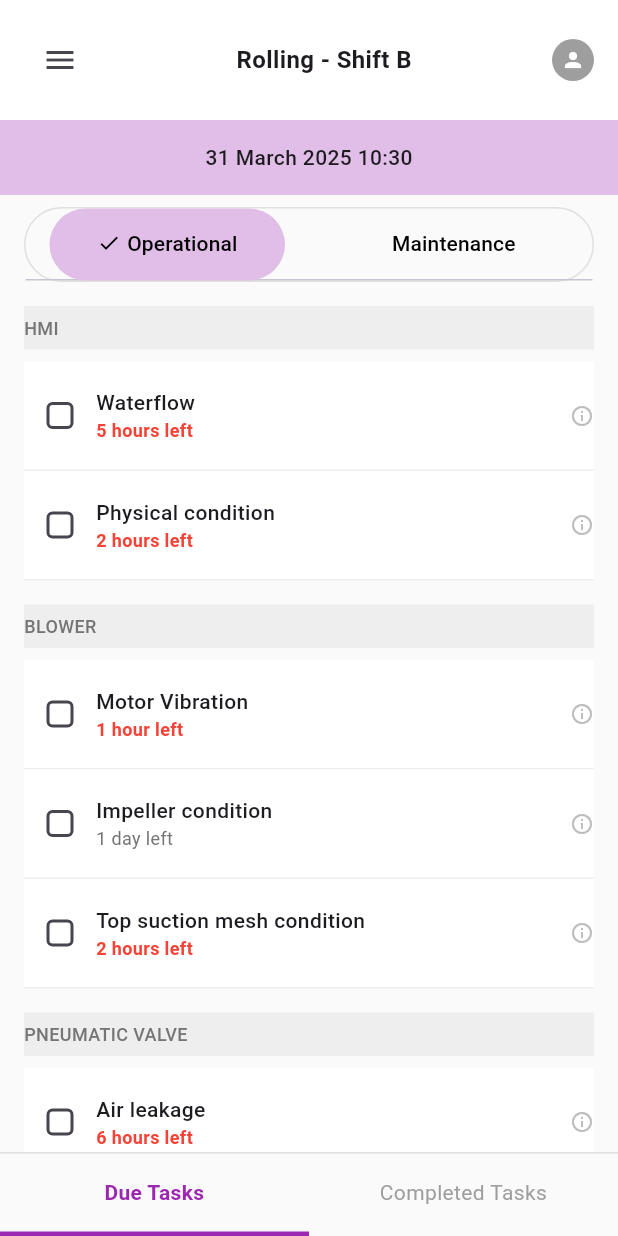
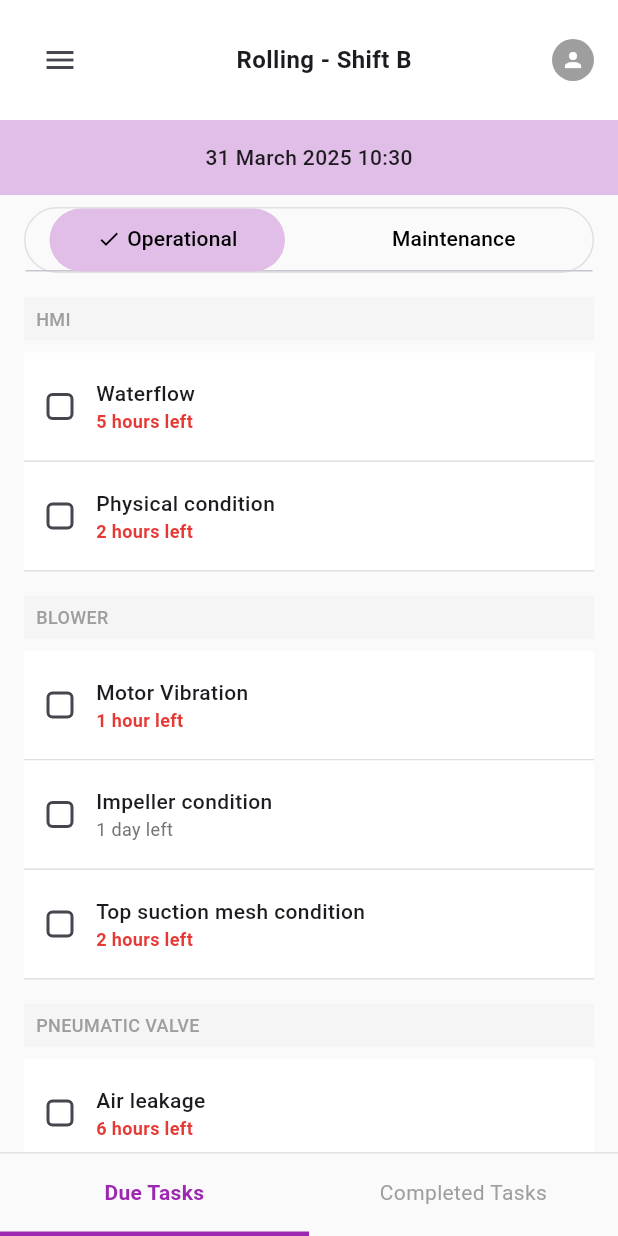
Before and after one commit to RakshitSathvara/Check-List-App, a Flutter app: the HomeScreen screen opened by its route, on a phone screen of 412 x 824 dp. Run offline on Flutter 3.47's test engine with Material 3 defaults, Android fonts, the phone set to English and light mode, and no system bars; accounts and stored records are empty.

Commit message:
Add theme colors and update UI components to match design

```diff
--- a/lib/screens/home_screen.dart
+++ b/lib/screens/home_screen.dart
@@ -1,5 +1,6 @@
 // screens/home_screen.dart
 import 'package:check_list_app/services/auth_service.dart';
+import 'package:check_list_app/theme/app_colors.dart';
 import 'package:flutter/material.dart';
 import '../widgets/task_tab_view.dart';
 import '../models/dummy_data.dart';
@@ -13,11 +14,13 @@ class HomeScreen extends StatefulWidget {
   State<HomeScreen> createState() => _HomeScreenState();
 }
 
-class _HomeScreenState extends State<HomeScreen> with SingleTickerProviderStateMixin {
+class _HomeScreenState extends State<HomeScreen>
+    with SingleTickerProviderStateMixin {
   late TabController _tabController;
   int _currentIndex = 0; // 0 for Due Tasks, 1 for Completed Tasks
   int _tabIndex = 0; // 0 for Operational, 1 for Maintenance
-  final String _currentDateTime = DateFormat('dd MMMM yyyy HH:mm').format(DateTime.now());
+  final String _currentDateTime =
+      DateFormat('dd MMMM yyyy HH:mm').format(DateTime.now());
 
   @override
   void initState() {
@@ -96,7 +99,7 @@ class _HomeScreenState extends State<HomeScreen> with SingleTickerProviderStateM
             Container(
               padding: const EdgeInsets.symmetric(vertical: 15),
               width: double.infinity,
-              color: Colors.purple[100],
+              color: AppColors.tabPurple,
               child: Center(
                 child: Text(
                   _currentDateTime,
@@ -112,34 +115,34 @@ class _HomeScreenState extends State<HomeScreen> with SingleTickerProviderStateM
               margin: const EdgeInsets.symmetric(horizontal: 16, vertical: 8),
               decoration: BoxDecoration(
                 borderRadius: BorderRadius.circular(25),
-                border: Border.all(color: Colors.grey[300]!),
+                border: Border.all(color: AppColors.borderLight),
               ),
               child: TabBar(
                 controller: _tabController,
                 indicator: BoxDecoration(
                   borderRadius: BorderRadius.circular(25),
-                  color: Colors.purple[100],
+                  color: AppColors.tabPurple,
                 ),
                 labelColor: Colors.black,
                 unselectedLabelColor: Colors.black,
                 tabs: [
                   Tab(
+                    height: 40, // Increase height to match design
                     child: Row(
                       mainAxisAlignment: MainAxisAlignment.center,
                       children: [
-                        if (_tabIndex == 0)
-                          const Icon(Icons.check, size: 16),
+                        if (_tabIndex == 0) const Icon(Icons.check, size: 16),
                         const SizedBox(width: 4),
                         const Text('Operational'),
                       ],
                     ),
                   ),
                   Tab(
+                    height: 40, // Increase height to match design
                     child: Row(
                       mainAxisAlignment: MainAxisAlignment.center,
                       children: [
-                        if (_tabIndex == 1)
-                          const Icon(Icons.check, size: 16),
+                        if (_tabIndex == 1) const Icon(Icons.check, size: 16),
                         const SizedBox(width: 4),
                         const Text('Maintenance'),
                       ],
@@ -265,7 +268,8 @@ class _HomeScreenState extends State<HomeScreen> with SingleTickerProviderStateM
                 // Show a simple message for demo
                 ScaffoldMessenger.of(context).showSnackBar(
                   const SnackBar(
-                    content: Text('Alerts feature is available for HODs and Plant Heads'),
+                    content: Text(
+                        'Alerts feature is available for HODs and Plant Heads'),
                   ),
                 );
               },
@@ -280,7 +284,8 @@ class _HomeScreenState extends State<HomeScreen> with SingleTickerProviderStateM
                 // Show a simple message for demo
                 ScaffoldMessenger.of(context).showSnackBar(
                   const SnackBar(
-                    content: Text('Analytics feature is available for Plant Heads'),
+                    content:
+                        Text('Analytics feature is available for Plant Heads'),
                   ),
                 );
               },
@@ -375,7 +380,7 @@ class _HomeScreenState extends State<HomeScreen> with SingleTickerProviderStateM
         border: Border(
           bottom: BorderSide(
             width: 3,
-              color: isSelected ? Colors.purple : Colors.transparent,
+            color: isSelected ? AppColors.selectedPurple : Colors.transparent,
           ),
         ),
       ),
@@ -383,7 +388,7 @@ class _HomeScreenState extends State<HomeScreen> with SingleTickerProviderStateM
         title,
         textAlign: TextAlign.center,
         style: TextStyle(
-            color: isSelected ? Colors.purple : Colors.grey,
+          color: isSelected ? AppColors.selectedPurple : Colors.grey,
           fontWeight: isSelected ? FontWeight.bold : FontWeight.normal,
         ),
       ),
--- /dev/null
+++ b/lib/theme/app_colors.dart
@@ -0,0 +1,18 @@
+import 'package:flutter/material.dart';
+
+class AppColors {
+  // Tab and header colors
+  static const Color tabPurple = Color(0xFFE1BEE7); // For selected tabs and date header
+  static const Color headerBg = Color(0xFFF5F5F5); // For category headers
+  static const Color completedBg = Color(0xFFEEEEEE); // For completed checkboxes
+
+  // Text colors
+  static const Color timeRed = Color(0xFFE53935); // For urgent time remaining
+  static const Color categoryText = Color(0xFF9E9E9E); // For category headers
+
+  // Border colors
+  static const Color borderLight = Color(0xFFE0E0E0); // For task item borders
+
+  // Status colors
+  static const Color selectedPurple = Color(0xFF9C27B0); // For bottom navigation indicator
+}
--- a/lib/widgets/task_category_header.dart
+++ b/lib/widgets/task_category_header.dart
@@ -1,3 +1,4 @@
+import 'package:check_list_app/theme/app_colors.dart';
 import 'package:flutter/material.dart';
 
 class TaskCategoryHeader extends StatelessWidget {
@@ -45,17 +46,17 @@ class TaskCategoryHeader extends StatelessWidget {
       );
     }
 
-    // Regular category header
+    // Regular category header - updated to match design
     return Container(
       width: double.infinity,
-      padding: const EdgeInsets.symmetric(vertical: 6),
+      padding: const EdgeInsets.symmetric(vertical: 6, horizontal: 8),
       margin: const EdgeInsets.only(bottom: 8),
-      color: Colors.grey[200],
+      color: AppColors.headerBg,
       child: Text(
         title,
         style: TextStyle(
           fontSize: 12,
-          color: Colors.grey[600],
+          color: AppColors.categoryText,
           fontWeight: FontWeight.w500,
         ),
       ),
--- a/lib/widgets/task_item.dart
+++ b/lib/widgets/task_item.dart
@@ -1,4 +1,5 @@
 import 'package:check_list_app/services/auth_service.dart';
+import 'package:check_list_app/theme/app_colors.dart';
 import 'package:flutter/material.dart';
 import '../models/task.dart';
 import '../models/user.dart';
@@ -40,7 +41,8 @@ class _TaskItemState extends State<TaskItem> {
             if (widget.task.timeRemaining.isNotEmpty)
               Text('Time Remaining: ${widget.task.timeRemaining}'),
             const SizedBox(height: 8),
-            Text('Status: ${widget.task.isCompleted ? 'Completed' : 'Pending'}'),
+            Text(
+                'Status: ${widget.task.isCompleted ? 'Completed' : 'Pending'}'),
             const SizedBox(height: 16),
             // Only HODs and Plant Head can see these details
             if (currentUser != null &&
@@ -77,8 +79,8 @@ class _TaskItemState extends State<TaskItem> {
         widget.task.timeRemaining.contains('mins');
 
     final currentUser = AuthService.currentUser;
-    final bool canUpdateTasks = currentUser != null &&
-                              currentUser.role == UserRole.shiftIncharge;
+    final bool canUpdateTasks =
+        currentUser != null && currentUser.role == UserRole.shiftIncharge;
 
     return GestureDetector(
       onTap: _showTaskDetails,
@@ -86,7 +88,7 @@ class _TaskItemState extends State<TaskItem> {
         decoration: BoxDecoration(
           color: Colors.white,
           border: Border(
-            bottom: BorderSide(color: Colors.grey[200]!),
+            bottom: BorderSide(color: AppColors.borderLight),
           ),
         ),
         child: Padding(
@@ -97,7 +99,8 @@ class _TaskItemState extends State<TaskItem> {
               if (widget.task.isCompleted)
                 Container(
                   margin: const EdgeInsets.only(right: 12),
-                  padding: const EdgeInsets.all(2),
+                  height: 20,
+                  width: 20,
                   decoration: BoxDecoration(
                     color: Colors.grey[300],
                     borderRadius: BorderRadius.circular(4),
@@ -114,22 +117,23 @@ class _TaskItemState extends State<TaskItem> {
                   shape: RoundedRectangleBorder(
                     borderRadius: BorderRadius.circular(4),
                   ),
-                  onChanged: canUpdateTasks ? (bool? value) {
+                  onChanged: canUpdateTasks
+                      ? (bool? value) {
                           setState(() {
                             isChecked = value ?? false;
                           });
-                    // In a real app, we would update the task status in the database
 
-                    // Show success message for demo purposes
                           if (value == true) {
                             ScaffoldMessenger.of(context).showSnackBar(
                               SnackBar(
-                          content: Text('Task "${widget.task.name}" marked as completed'),
+                                content: Text(
+                                    'Task "${widget.task.name}" marked as completed'),
                                 duration: const Duration(seconds: 2),
                               ),
                             );
                           }
-                  } : null,
+                        }
+                      : null,
                 ),
 
               // Task name and time remaining
@@ -149,20 +153,21 @@ class _TaskItemState extends State<TaskItem> {
                         widget.task.timeRemaining,
                         style: TextStyle(
                           fontSize: 12,
-                          color: isTimeWarning ? Colors.red : Colors.grey[600],
-                          fontWeight: isTimeWarning ? FontWeight.bold : FontWeight.normal,
+                          color: isTimeWarning
+                              ? AppColors.timeRed
+                              : Colors.grey[600],
+                          fontWeight: isTimeWarning
+                              ? FontWeight.bold
+                              : FontWeight.normal,
                         ),
                       ),
                   ],
                 ),
               ),
 
-              // Info icon for more details
-              Icon(
-                Icons.info_outline,
-                size: 16,
-                color: Colors.grey[400],
-              ),
+              // Remove info icon - not in the original design
+              // Add appropriate spacing
+              const SizedBox(width: 8),
             ],
           ),
         ),
--- a/lib/widgets/task_tab_view.dart
+++ b/lib/widgets/task_tab_view.dart
@@ -1,3 +1,4 @@
+
 import 'package:flutter/material.dart';
 import '../models/task.dart';
 import 'task_item.dart';
@@ -23,10 +24,30 @@ class TaskTabView extends StatelessWidget {
       groupedTasks[task.category]!.add(task);
     }
 
+    // For completed tasks, add a "COMPLETED" header text
+    final bool showCompletedHeader = tasks.isNotEmpty && tasks.first.isCompleted;
+
     return SingleChildScrollView(
       padding: const EdgeInsets.symmetric(horizontal: 16, vertical: 8),
       child: Column(
-        children: groupedTasks.entries.map((entry) {
+        crossAxisAlignment: CrossAxisAlignment.start,
+        children: [
+          // Add COMPLETED text for completed tasks view
+          if (showCompletedHeader)
+            Padding(
+              padding: const EdgeInsets.only(bottom: 12.0),
+              child: Text(
+                'COMPLETED',
+                style: TextStyle(
+                  color: Colors.grey[500],
+                  fontSize: 12,
+                  fontWeight: FontWeight.w500,
+                ),
+              ),
+            ),
+
+          // Task categories and items
+          ...groupedTasks.entries.map((entry) {
             final category = entry.key;
             final categoryTasks = entry.value;
 
@@ -46,6 +67,7 @@ class TaskTabView extends StatelessWidget {
               ],
             );
           }).toList(),
+        ],
       ),
     );
   }
```
Lines whose indentation alone changed are shown as unchanged.
